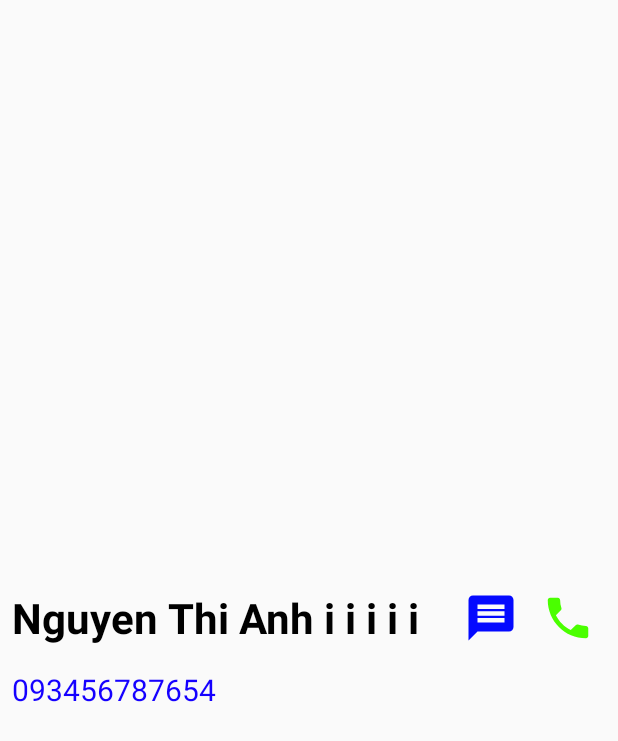
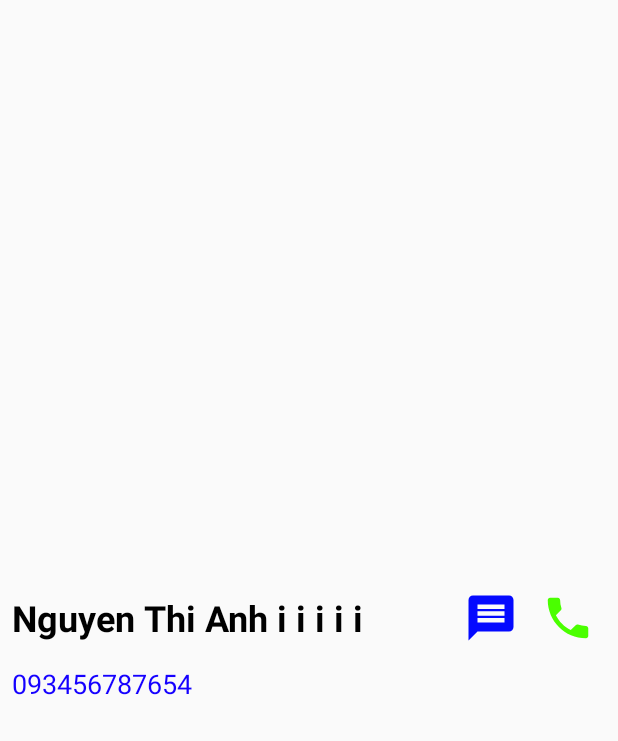
Before and after one commit to hajaulee/android-simple-contacts, an Android app: the layout listview_item.xml on its own in the app's theme, with its tools: preview values and no code run, on a phone screen of 412 x 824 dp. Shown: the top 741 px of the screen. Run offline under Robolectric (Android 15) with nearby library versions, the phone set to English and light mode, and no system bars.

Commit message:
Edit text size

```diff
--- a/src/main/res/layout/listview_item.xml
+++ b/src/main/res/layout/listview_item.xml
@@ -12,7 +12,7 @@
     android:paddingStart="8dp"
     android:paddingEnd="12dp"
     android:maxWidth="320dp"
-    android:textSize="28sp"
+    android:textSize="24sp"
     android:textStyle="bold"
     android:textColor="@color/dark"
     android:text="@string/name"/>
@@ -25,7 +25,7 @@
     android:textColor="@color/colorPrimary"
     android:paddingStart="8dp"
     android:paddingEnd="12dp"
-    android:textSize="20sp"
+    android:textSize="18sp"
     android:text="@string/num"/>
 
 <ImageButton
```
Also changed, not shown: 1 other file.
